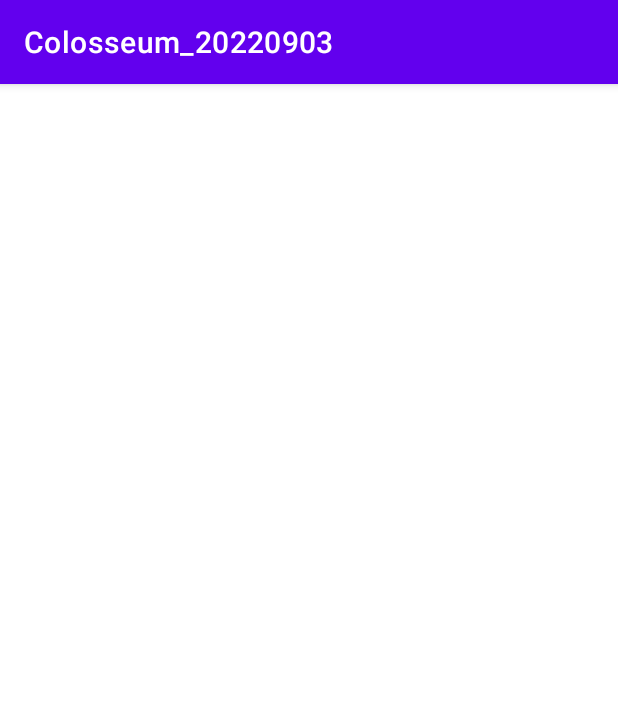
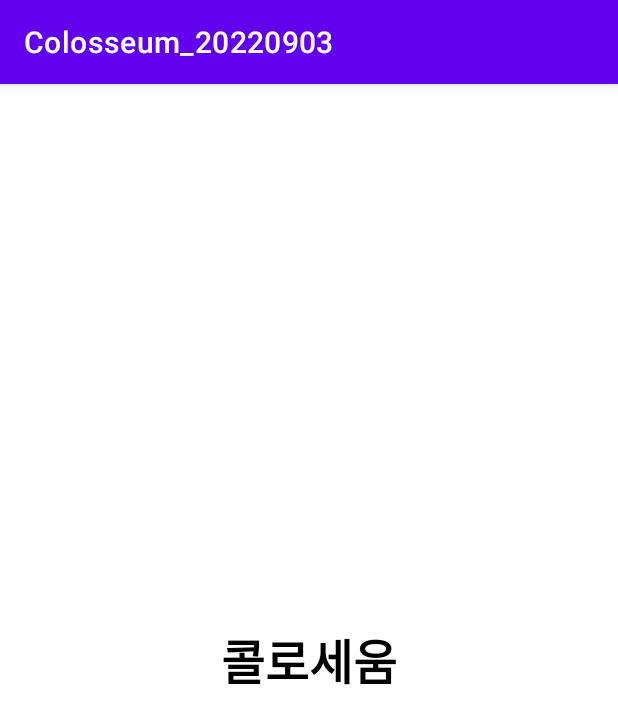
Before and after one commit to sjshinjee/Colosseum_20220903, an Android app: the screen it shows after launch (SplashActivity), on a phone screen of 412 x 824 dp. Shown: the top 724 px of the screen. Run offline under Robolectric (Android 15) with nearby library versions, the phone set to English and light mode, and no system bars.

```diff
--- /dev/null
+++ b/app/src/main/res/drawable-v24/ic_baseline_arrow_back_24.xml
@@ -0,0 +1,5 @@
+<vector android:height="24dp" android:tint="#000000"
+    android:viewportHeight="24" android:viewportWidth="24"
+    android:width="24dp" xmlns:android="http://schemas.android.com/apk/res/android">
+    <path android:fillColor="@android:color/white" android:pathData="M20,11H7.83l5.59,-5.59L12,4l-8,8 8,8 1.41,-1.41L7.83,13H20v-2z"/>
+</vector>
--- /dev/null
+++ b/app/src/main/res/drawable-v24/ic_baseline_person_24.xml
@@ -0,0 +1,5 @@
+<vector android:height="24dp" android:tint="#000000"
+    android:viewportHeight="24" android:viewportWidth="24"
+    android:width="24dp" xmlns:android="http://schemas.android.com/apk/res/android">
+    <path android:fillColor="@android:color/white" android:pathData="M12,12c2.21,0 4,-1.79 4,-4s-1.79,-4 -4,-4 -4,1.79 -4,4 1.79,4 4,4zM12,14c-2.67,0 -8,1.34 -8,4v2h16v-2c0,-2.66 -5.33,-4 -8,-4z"/>
+</vector>
--- a/app/src/main/res/layout/activity_splash.xml
+++ b/app/src/main/res/layout/activity_splash.xml
@@ -1,9 +1,18 @@
 <?xml version="1.0" encoding="utf-8"?>
-<androidx.constraintlayout.widget.ConstraintLayout xmlns:android="http://schemas.android.com/apk/res/android"
+<LinearLayout xmlns:android="http://schemas.android.com/apk/res/android"
     xmlns:app="http://schemas.android.com/apk/res-auto"
     xmlns:tools="http://schemas.android.com/tools"
     android:layout_width="match_parent"
     android:layout_height="match_parent"
+    android:gravity="center"
     tools:context=".SplashActivity">
 
-</androidx.constraintlayout.widget.ConstraintLayout>
+    <TextView
+        android:layout_width="wrap_content"
+        android:layout_height="wrap_content"
+        android:text="콜로세움"
+        android:textSize="32sp"
+        android:textColor="@color/black"
+        android:textStyle="bold"/>
+
+</LinearLayout>
--- a/app/src/main/res/values/colors.xml
+++ b/app/src/main/res/values/colors.xml
@@ -7,4 +7,7 @@
     <color name="teal_700">#FF018786</color>
     <color name="black">#FF000000</color>
     <color name="white">#FFFFFFFF</color>
+    <color name="red">#FF0000</color>
+    <color name="blue">#0000FF</color>
+    <color name="gray">#A0A0A0</color>
 </resources>
```
Also changed, not shown: app/src/main/java/com/example/colosseum_20220903/MainActivity.kt (+22 -2 lines), app/src/main/res/drawable-v24/blue_border_box.xml (added, +11 -0 lines), app/src/main/res/drawable-v24/gray_border_box.xml (added, +11 -0 lines), app/src/main/res/drawable-v24/red_border_box.xml (added, +11 -0 lines), app/src/main/res/drawable-v24/user.png (added).
